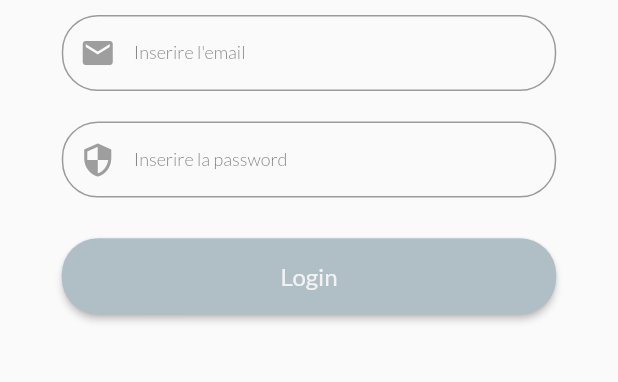
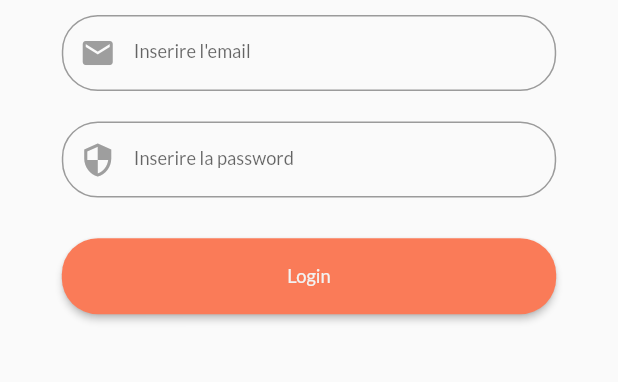
Before and after one commit to calinvasileandrei/flutter_easy_start, a Flutter app: the screen it shows after launch, after a tap on "Login", on a phone screen of 412 x 824 dp, the part 351-733 px from its top. Run offline on Flutter 3.47's test engine with Material 2 defaults, Android fonts, the phone set to English and light mode, and no system bars; our stand-ins replace bloc, flutter_bloc, flutter_dotenv, flutter_screenutil, fluttertoast, shared_preferences; accounts and stored records are empty; network calls fail.

Commit message:
General improvements

```diff
--- a/lib/app/app.dart
+++ b/lib/app/app.dart
@@ -21,7 +21,7 @@ import 'package:flutter_screenutil/flutter_screenutil.dart';
 final GlobalKey<NavigatorState> navigatorKey = new GlobalKey<NavigatorState>();
 
 class AppInitializer extends StatelessWidget {
-  var authRepository = AuthRepository();
+  final AuthRepository authRepository = AuthRepository();
   @override
   Widget build(BuildContext context) {
     return MultiBlocProvider(
--- a/lib/app_widgets/input_textfield.dart
+++ b/lib/app_widgets/input_textfield.dart
@@ -12,29 +12,30 @@ class InputTextField extends StatelessWidget {
   final double marginHorizontal;
   final bool obfuscaredText;
 
-  InputTextField({
-    Key key,
-    @required this.width,
-     this.height,
-    @required this.controller,
-    @required this.enabledTextField,
-    @required this.icon,
-    this.hintText='',
-    this.marginVertical=0,
-    this.marginHorizontal=0,
-    this.obfuscaredText=false
-  }) : super(key: key);
+  InputTextField(
+      {Key key,
+      @required this.width,
+      this.height,
+      @required this.controller,
+      @required this.enabledTextField,
+      @required this.icon,
+      this.hintText = '',
+      this.marginVertical = 0,
+      this.marginHorizontal = 0,
+      this.obfuscaredText = false})
+      : super(key: key);
 
   @override
   Widget build(BuildContext context) {
     return Container(
-        margin: EdgeInsets.symmetric(vertical: marginVertical,horizontal: marginHorizontal ),
+        margin: EdgeInsets.symmetric(
+            vertical: marginVertical, horizontal: marginHorizontal),
         width: width,
         height: height,
         child: TextField(
           obscureText: obfuscaredText,
           controller: controller,
-          style: Theme.of(context).textTheme.caption,
+          style: Theme.of(context).textTheme.bodyText1,
           textAlignVertical: TextAlignVertical.center,
           enabled: enabledTextField,
           decoration: InputDecoration(
--- a/lib/core/app_shapes.dart
+++ b/lib/core/app_shapes.dart
@@ -8,8 +8,7 @@ const _circularRadius = 24.0;
 
 BorderRadius appBorderRadius = BorderRadius.circular(_circularRadius);
 
-
-Decoration containerElevationShadow({Key key,bgColor}) {
+Decoration containerElevationShadow({Key key, bgColor}) {
   return BoxDecoration(
     color: bgColor,
     borderRadius: BorderRadius.all(Radius.circular(_circularRadius)),
--- a/lib/core/app_theme/app_theme.dart
+++ b/lib/core/app_theme/app_theme.dart
@@ -6,176 +6,176 @@ import 'package:flutter_screenutil/flutter_screenutil.dart';
 class AppTheme {
   static Color lightBackgroundColor = const Color(0xfff2f2f2);
   static Color lightPrimaryColor = const Color(0xfff2f2f2);
-      static Color lightAccentColor = Colors.blueGrey.shade200;
+  static Color lightAccentColor = Color(0xffFA7B58);
   static Color lightParticlesColor = const Color(0x44948282);
-      static const Color lightHeadlineColor = Color(0xff094067);
-      static const Color lightParagraphColor = Color(0xff5f6c7b);
+  static const Color lightHeadlineColor = Colors.black54;
+  static const Color lightParagraphColor = Colors.black;
 
   static Color darkBackgroundColor = const Color(0xFF1A2127);
-      static Color darkPrimaryColor = const Color(0xFF1A2127);
-      static Color darkAccentColor = Colors.blueGrey.shade600;
+  static Color darkPrimaryColor = Colors.white;
+  static Color darkAccentColor = Color(0xffFA7B58);
   static Color darkParticlesColor = const Color(0x441C2A3D);
-      static const Color darkHeadlineColor = Color(0xff094067);
-      static const Color darkParagraphColor = Color(0xff5f6c7b);
+  static const Color darkHeadlineColor = Colors.white;
+  static const Color darkParagraphColor = Colors.white;
 
-      static TextTheme darkTextTheme = const TextTheme(
+  static TextTheme darkTextTheme = TextTheme(
     headline1: TextStyle(
         color: darkHeadlineColor,
         fontFamily: 'Lato',
         fontWeight: FontWeight.w900,
-                fontSize: 96,
+        fontSize: 56.sp,
         fontStyle: FontStyle.normal),
     headline2: TextStyle(
         color: darkHeadlineColor,
         fontFamily: 'Lato',
         fontWeight: FontWeight.w900,
-                fontSize: 96,
+        fontSize: 52.sp,
         fontStyle: FontStyle.italic),
     headline3: TextStyle(
         color: darkHeadlineColor,
         fontFamily: 'Lato',
         fontWeight: FontWeight.w700,
-                fontSize: 64,
+        fontSize: 48.sp,
         fontStyle: FontStyle.normal),
     headline4: TextStyle(
         color: darkHeadlineColor,
         fontFamily: 'Lato',
         fontWeight: FontWeight.w700,
-                fontSize: 64,
+        fontSize: 48.sp,
         fontStyle: FontStyle.italic),
     headline5: TextStyle(
         color: darkHeadlineColor,
         fontFamily: 'Lato',
         fontWeight: FontWeight.w700,
-                fontSize: 48,
+        fontSize: 46.sp,
         fontStyle: FontStyle.normal),
     headline6: TextStyle(
         color: darkHeadlineColor,
         fontFamily: 'Lato',
         fontWeight: FontWeight.w700,
-                fontSize: 48,
+        fontSize: 44.sp,
         fontStyle: FontStyle.italic),
     subtitle1: TextStyle(
         color: darkParagraphColor,
         fontFamily: 'Lato',
         fontWeight: FontWeight.w400,
-                fontSize: 32,
+        fontSize: 44.sp,
         fontStyle: FontStyle.normal),
     subtitle2: TextStyle(
         color: darkParagraphColor,
         fontFamily: 'Lato',
         fontWeight: FontWeight.w400,
-                fontSize: 24,
+        fontSize: 40.sp,
         fontStyle: FontStyle.normal),
     bodyText1: TextStyle(
         color: darkParagraphColor,
         fontFamily: 'Lato',
         fontWeight: FontWeight.w400,
-                fontSize: 16,
+        fontSize: 36.sp,
         fontStyle: FontStyle.normal),
     bodyText2: TextStyle(
         color: darkParagraphColor,
         fontFamily: 'Lato',
         fontWeight: FontWeight.w300,
-                fontSize: 14,
+        fontSize: 32.sp,
         fontStyle: FontStyle.normal),
     button: TextStyle(
         color: darkHeadlineColor,
         fontFamily: 'Lato',
         fontWeight: FontWeight.w400,
-                fontSize: 16,
+        fontSize: 40.sp,
         fontStyle: FontStyle.normal),
     caption: TextStyle(
         color: darkParagraphColor,
         fontFamily: 'Lato',
         fontWeight: FontWeight.w300,
-                fontSize: 12,
+        fontSize: 28.sp,
         fontStyle: FontStyle.normal),
     overline: TextStyle(
         color: darkParagraphColor,
         fontFamily: 'Lato',
         fontWeight: FontWeight.w100,
-                fontSize: 12,
+        fontSize: 28.sp,
         fontStyle: FontStyle.italic),
   );
-      static TextTheme lightTextTheme = const TextTheme(
+  static TextTheme lightTextTheme = TextTheme(
     headline1: TextStyle(
         color: lightHeadlineColor,
         fontFamily: 'Lato',
         fontWeight: FontWeight.w900,
-                fontSize: 96,
+        fontSize: 56.sp,
         fontStyle: FontStyle.normal),
     headline2: TextStyle(
         color: lightHeadlineColor,
         fontFamily: 'Lato',
         fontWeight: FontWeight.w900,
-                fontSize: 96,
+        fontSize: 52.sp,
         fontStyle: FontStyle.italic),
     headline3: TextStyle(
         color: lightHeadlineColor,
         fontFamily: 'Lato',
         fontWeight: FontWeight.w700,
-                fontSize: 64,
+        fontSize: 48.sp,
         fontStyle: FontStyle.normal),
     headline4: TextStyle(
         color: lightHeadlineColor,
         fontFamily: 'Lato',
         fontWeight: FontWeight.w700,
-                fontSize: 64,
+        fontSize: 48.sp,
         fontStyle: FontStyle.italic),
     headline5: TextStyle(
         color: lightHeadlineColor,
         fontFamily: 'Lato',
         fontWeight: FontWeight.w700,
-                fontSize: 48,
+        fontSize: 46.sp,
         fontStyle: FontStyle.normal),
     headline6: TextStyle(
         color: lightHeadlineColor,
         fontFamily: 'Lato',
         fontWeight: FontWeight.w700,
-                fontSize: 48,
+        fontSize: 44,
         fontStyle: FontStyle.italic),
     subtitle1: TextStyle(
         color: lightParagraphColor,
         fontFamily: 'Lato',
         fontWeight: FontWeight.w400,
-                fontSize: 32,
+        fontSize: 44.sp,
         fontStyle: FontStyle.normal),
     subtitle2: TextStyle(
         color: lightParagraphColor,
         fontFamily: 'Lato',
         fontWeight: FontWeight.w400,
-                fontSize: 24,
+        fontSize: 40.sp,
         fontStyle: FontStyle.normal),
     bodyText1: TextStyle(
         color: lightParagraphColor,
         fontFamily: 'Lato',
         fontWeight: FontWeight.w400,
-                fontSize: 16,
+        fontSize: 36.sp,
         fontStyle: FontStyle.normal),
     bodyText2: TextStyle(
         color: lightParagraphColor,
         fontFamily: 'Lato',
         fontWeight: FontWeight.w300,
-                fontSize: 14,
+        fontSize: 32.sp,
         fontStyle: FontStyle.normal),
     button: TextStyle(
         color: lightHeadlineColor,
         fontFamily: 'Lato',
         fontWeight: FontWeight.w400,
-                fontSize: 16,
+        fontSize: 40.sp,
         fontStyle: FontStyle.normal),
     caption: TextStyle(
         color: lightParagraphColor,
         fontFamily: 'Lato',
         fontWeight: FontWeight.w300,
-                fontSize: 12,
+        fontSize: 28.sp,
         fontStyle: FontStyle.normal),
     overline: TextStyle(
         color: lightParagraphColor,
         fontFamily: 'Lato',
         fontWeight: FontWeight.w100,
-                fontSize: 12,
+        fontSize: 28.sp,
         fontStyle: FontStyle.italic),
   );
 
@@ -187,8 +187,7 @@ class AppTheme {
       accentColor: lightAccentColor,
       backgroundColor: lightBackgroundColor,
       visualDensity: VisualDensity.adaptivePlatformDensity,
-            textTheme: lightTextTheme
-      );
+      textTheme: lightTextTheme);
 
   static final darkTheme = ThemeData(
       brightness: Brightness.dark,
@@ -196,8 +195,7 @@ class AppTheme {
       accentColor: darkAccentColor,
       backgroundColor: darkBackgroundColor,
       visualDensity: VisualDensity.adaptivePlatformDensity,
-            textTheme: darkTextTheme
-      );
+      textTheme: darkTextTheme);
 
   static Brightness get currentSystemBrightness =>
       SchedulerBinding.instance.window.platformBrightness;
--- a/lib/pages/login/cubit/login_cubit.dart
+++ b/lib/pages/login/cubit/login_cubit.dart
@@ -1,66 +1,69 @@
 import 'package:bloc/bloc.dart';
 import 'package:flutter_easy_start/app/app.dart';
-import 'package:flutter_easy_start/core/app_theme/app_theme.dart';
 import 'package:flutter/material.dart';
 import 'package:flutter_easy_start/core/app_toast.dart';
 import 'package:flutter_easy_start/core/models/user.dart';
 import 'package:flutter_easy_start/core/repositories/auth_repository.dart';
-import 'package:flutter_easy_start/routing/router_constants.dart';
-import 'package:meta/meta.dart';
 
 part 'login_state.dart';
 
-enum LoginStatus { Authenticated,Unauthenticated,Uninitialized}
+enum LoginStatus { Authenticated, Unauthenticated, Uninitialized }
 
-loadView(context,route) async{
-  await Future.delayed(const Duration(seconds: 1), (){
-    Navigator.pushNamedAndRemoveUntil(context, route,(Route<dynamic> route) => false);
+loadView(context, route) async {
+  await Future.delayed(const Duration(seconds: 1), () {
+    Navigator.pushNamedAndRemoveUntil(
+        context, route, (Route<dynamic> route) => false);
   });
 }
-
 
 class LoginCubit extends Cubit<LoginState> {
   User user;
   final AuthRepository repository;
   LoginStatus status;
 
-
   LoginCubit(this.repository) : super(LoginState()) {
-    LoginOnStartUp();
+    loginOnStartUp();
   }
 
-  Future<void> LoginOnStartUp() async {
-    emit(LoginState(loading: false, user: null, status: LoginStatus.Uninitialized));
+  Future<void> loginOnStartUp() async {
+    emit(LoginState(
+        loading: false, user: null, status: LoginStatus.Uninitialized));
     user = await repository.getUser();
-    if(user !=null){
-      emit(LoginState(user: user,status: LoginStatus.Authenticated, loading: false));
-    }else{
-      emit(LoginState(user: null,status: LoginStatus.Unauthenticated, loading: false));
+    if (user != null) {
+      emit(LoginState(
+          user: user, status: LoginStatus.Authenticated, loading: false));
+    } else {
+      emit(LoginState(
+          user: null, status: LoginStatus.Unauthenticated, loading: false));
     }
   }
 
-  Future<void> Login({Key key,String email,String password}) async {
+  Future<void> login({Key key, String email, String password}) async {
     emit(LoginState(user: user, status: status, loading: true));
     user = await repository.authenticate(email: email, password: password);
 
-    if(user != null){
+    if (user != null) {
       await repository.persistUser(user);
-      emit(LoginState(user: user,status: LoginStatus.Authenticated,loading: false));
-      //loadView(navigatorKey.currentContext,tabControllerPageRoute);
-    }else{
-      showToastTop(message: 'Credenziali errate!',bgColor: Theme.of(navigatorKey.currentContext).backgroundColor);
-      emit(LoginState(user: null,status: LoginStatus.Unauthenticated,loading: false));
+      emit(LoginState(
+          user: user, status: LoginStatus.Authenticated, loading: false));
+    } else {
+      showToastTop(
+          message: 'Credenziali errate!',
+          bgColor: Theme.of(navigatorKey.currentContext).backgroundColor);
+      emit(LoginState(
+          user: null, status: LoginStatus.Unauthenticated, loading: false));
     }
   }
 
-  Future<void> Logout() async {
+  Future<void> logout() async {
     emit(LoginState(user: user, status: status, loading: true));
     await repository.deleteUser();
-    emit(LoginState(user: null,status: LoginStatus.Unauthenticated,loading: false));
+    emit(LoginState(
+        user: null, status: LoginStatus.Unauthenticated, loading: false));
   }
 
-  bool isAuth(){
-    if(user != null && status == LoginStatus.Authenticated){
+  bool isAuth() {
+    if (user != null && status == LoginStatus.Authenticated) {
       return true;
     }
     return false;
--- a/lib/pages/login/view/login_page.dart
+++ b/lib/pages/login/view/login_page.dart
@@ -11,8 +11,8 @@ class LoginPage extends StatefulWidget {
 }
 
 class _LoginPageState extends State<LoginPage> {
-  TextEditingController emailController= TextEditingController();
-  TextEditingController passwordController= TextEditingController();
+  TextEditingController emailController = TextEditingController();
+  TextEditingController passwordController = TextEditingController();
 
   @override
   Widget build(BuildContext context) {
@@ -35,27 +35,49 @@ class _LoginPageState extends State<LoginPage> {
                     width: 200,
                     height: 200,
                     child: new Image.asset('assets/images/splash.png')),
-                InputTextField(width: ScreenUtil().screenWidth*0.8, height: 150.h, marginVertical: 30.h, controller: emailController, enabledTextField: true, icon: Icons.email, hintText: "Inserire l'email"),
-                InputTextField(width: ScreenUtil().screenWidth*0.8, height: 150.h, obfuscaredText: true, marginVertical: 30.h, controller: passwordController, enabledTextField: true, icon: Icons.security, hintText: 'Inserire la password'),
+                InputTextField(
+                    width: ScreenUtil().screenWidth * 0.8,
+                    height: 150.h,
+                    marginVertical: 30.h,
+                    controller: emailController,
+                    enabledTextField: true,
+                    icon: Icons.email,
+                    hintText: "Inserire l'email"),
+                InputTextField(
+                    width: ScreenUtil().screenWidth * 0.8,
+                    height: 150.h,
+                    obfuscaredText: true,
+                    marginVertical: 30.h,
+                    controller: passwordController,
+                    enabledTextField: true,
+                    icon: Icons.security,
+                    hintText: 'Inserire la password'),
                 Container(
                     margin: EdgeInsets.only(top: 50.h),
-                    width: ScreenUtil().screenWidth*0.8,
+                    width: ScreenUtil().screenWidth * 0.8,
                     height: 150.h,
-                    child: ElevatedButton(onPressed: () {
+                    child: ElevatedButton(
+                        onPressed: () {
                           FocusScope.of(context).requestFocus(new FocusNode());
-                      BlocProvider.of<LoginCubit>(context).Login(email: emailController.text.trim(),password: passwordController.text.trim());
+                          BlocProvider.of<LoginCubit>(context).login(
+                              email: emailController.text.trim(),
+                              password: passwordController.text.trim());
                         },
-                        style: ElevatedButton.styleFrom( primary:  Theme.of(context).accentColor , shape: appCardShape,),
-                        child: Text('Login',style:  Theme.of(context).textTheme.bodyText1.copyWith(color:  Theme.of(context).backgroundColor),)
-                    )
+                        style: ElevatedButton.styleFrom(
+                          primary: Theme.of(context).accentColor,
+                          shape: appCardShape,
                         ),
-                    BlocBuilder<LoginCubit,LoginState>(
-                      builder: (context, state) {
-                        if(state.loading){
+                        child: Text(
+                          'Login',
+                          style: Theme.of(context).textTheme.bodyText1.copyWith(
+                              color: Theme.of(context).backgroundColor),
+                        ))),
+                BlocBuilder<LoginCubit, LoginState>(builder: (context, state) {
+                  if (state.loading) {
                     return Container(
                         margin: EdgeInsets.only(top: 100.h),
                         child: CircularProgressIndicator());
-                        }else{
+                  } else {
                     return Container();
                   }
                 }),
```
Also changed, not shown: lib/app_widgets/logout_alertdialog.dart (+11 -5 lines), lib/app_widgets/logout_button.dart (+7 -5 lines), lib/pages/counter/counter.dart (deleted, +0 -9 lines), lib/pages/counter/cubit/counter_cubit.dart (deleted, +0 -15 lines), lib/pages/counter/view/counter_page.dart (deleted, +0 -60 lines), 1 other file. Lines whose indentation alone changed are shown as unchanged.
